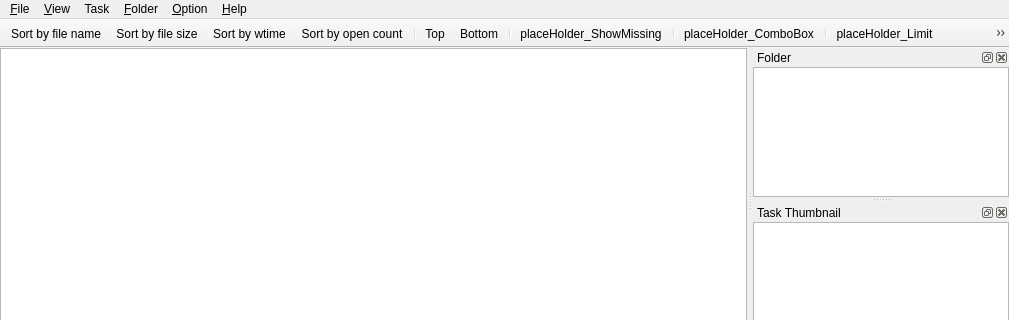
ambiesoft/SceneExplorer, file src/mainwindow.ui: the form before one commit; both pictures show x 0 to 1009 and y 0 to 320 of the 1009 by 590 pixel window.
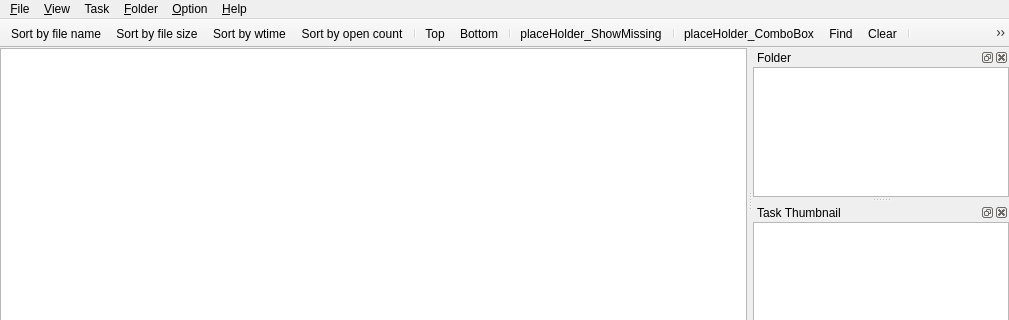
The form after the commit. Custom widgets are drawn as their Qt base class.

```diff
--- a/src/mainwindow.ui
+++ b/src/mainwindow.ui
@@ -188,6 +188,8 @@
    <addaction name="placeHolder_ShowMissing"/>
    <addaction name="separator"/>
    <addaction name="placeHolder_ComboBox"/>
+   <addaction name="action_Find"/>
+   <addaction name="action_Clear"/>
    <addaction name="separator"/>
    <addaction name="actionplaceHolder_Limit"/>
    <addaction name="action_Options"/>
@@ -494,6 +496,26 @@
     <string>Start scan to create thumnails...</string>
    </property>
   </action>
+  <action name="action_Focus_find">
+   <property name="text">
+    <string>&amp;Focus find</string>
+   </property>
+  </action>
+  <action name="action_Find">
+   <property name="text">
+    <string>&amp;Find</string>
+   </property>
+  </action>
+  <action name="action_Clear">
+   <property name="text">
+    <string>&amp;Clear</string>
+   </property>
+  </action>
+  <action name="action_Empty_find_texts">
+   <property name="text">
+    <string>&amp;Empty find texts...</string>
+   </property>
+  </action>
  </widget>
  <layoutdefault spacing="6" margin="11"/>
  <customwidgets>
```
Left out of the diff: 5 changed lines with no effect on the pictures.
